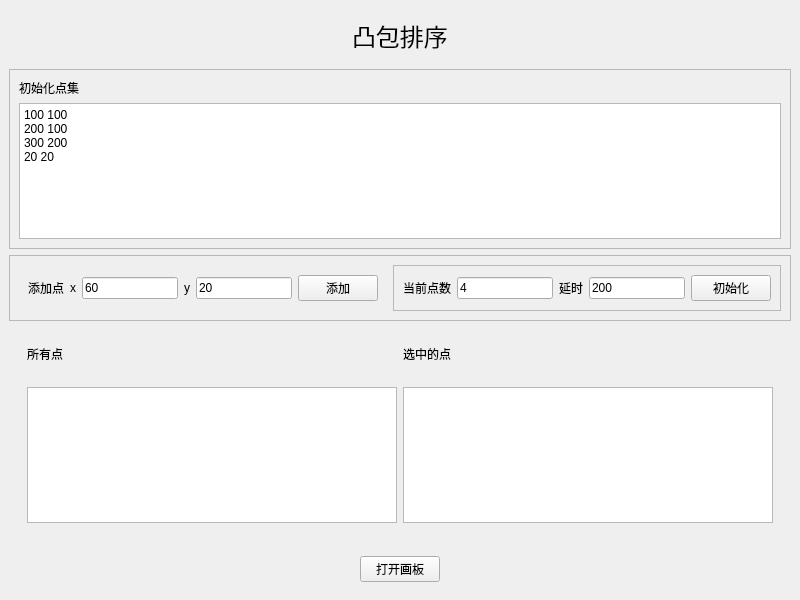
First picture: the form in mainwindow.ui, repository ningzichun/ConvexHull, before the edit.
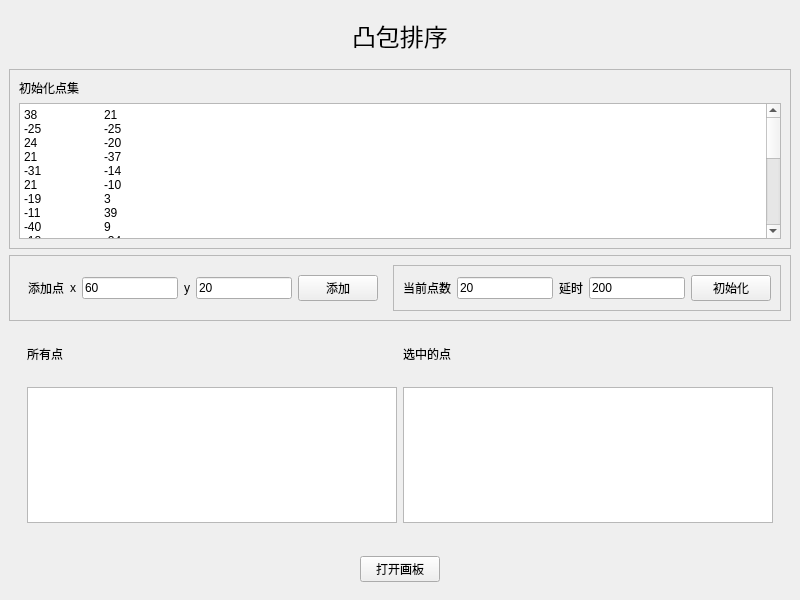
Second picture: the form after the edit.

Diff of the .ui file:
```diff
--- a/mainwindow.ui
+++ b/mainwindow.ui
@@ -81,10 +81,27 @@
        <item>
         <widget class="QPlainTextEdit" name="initialData">
          <property name="plainText">
-          <string>100 100
-200 100
-300 200
-20 20</string>
+          <string>38	21
+-25	-25
+24	-20
+21	-37
+-31	-14
+21	-10
+-19	3
+-11	39
+-40	9
+-18	-34
+-1	41
+-11	-6
+15	-14
+32	-29
+8	12
+49	45
+49	30
+14	15
+28	-42
+-11	19
+</string>
          </property>
         </widget>
        </item>
@@ -167,7 +184,7 @@
           <item>
            <widget class="QLineEdit" name="initialN">
             <property name="text">
-             <string>4</string>
+             <string>20</string>
             </property>
            </widget>
           </item>
```
